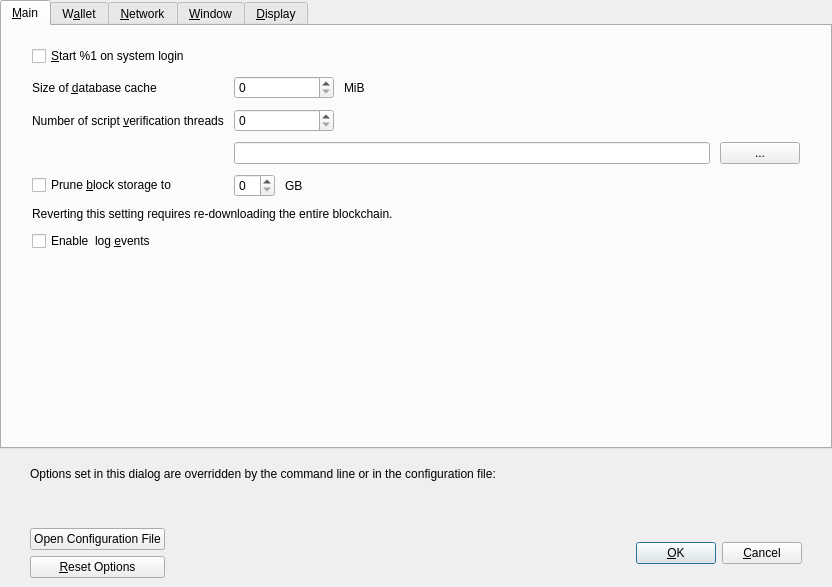
Old version of the form src/qt/forms/optionsdialog.ui in the repository ArielCoinOrg/arielcoin.
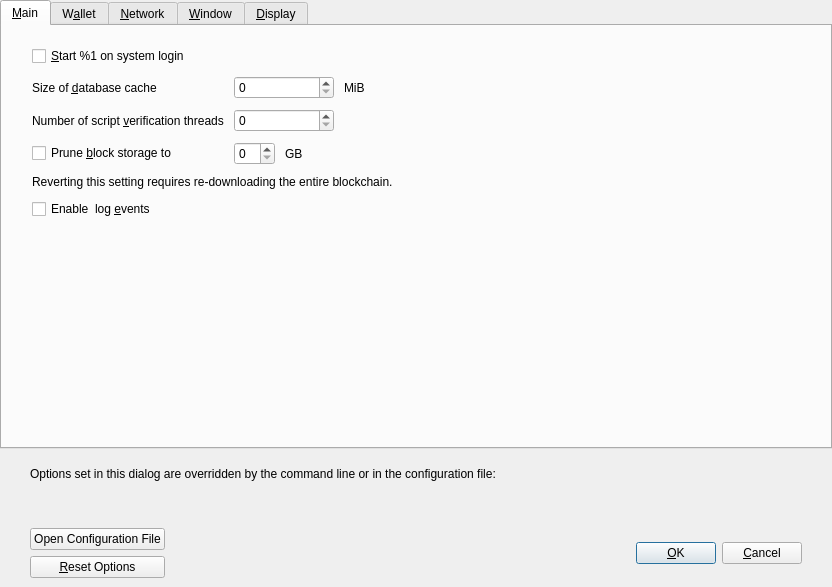
New version of the form. Custom widgets are drawn as their Qt base class.

Patch:
```diff
--- a/src/qt/forms/optionsdialog.ui
+++ b/src/qt/forms/optionsdialog.ui
@@ -122,24 +122,6 @@
            </item>
           </layout>
          </item>
-         <item row="3" column="1">
-          <layout class="QHBoxLayout" name="horizontalLayout">
-           <item>
-            <widget class="QLineEdit" name="txtHWIToolPath">
-             <property name="toolTip">
-              <string>Hardware wallet interface tool location on disk</string>
-             </property>
-            </widget>
-           </item>
-           <item>
-            <widget class="QPushButton" name="toolHWIPath">
-             <property name="text">
-              <string>...</string>
-             </property>
-            </widget>
-           </item>
-          </layout>
-         </item>
          <item row="0" column="1">
           <layout class="QHBoxLayout" name="horizontalLayout_2_Main">
            <item>
```
